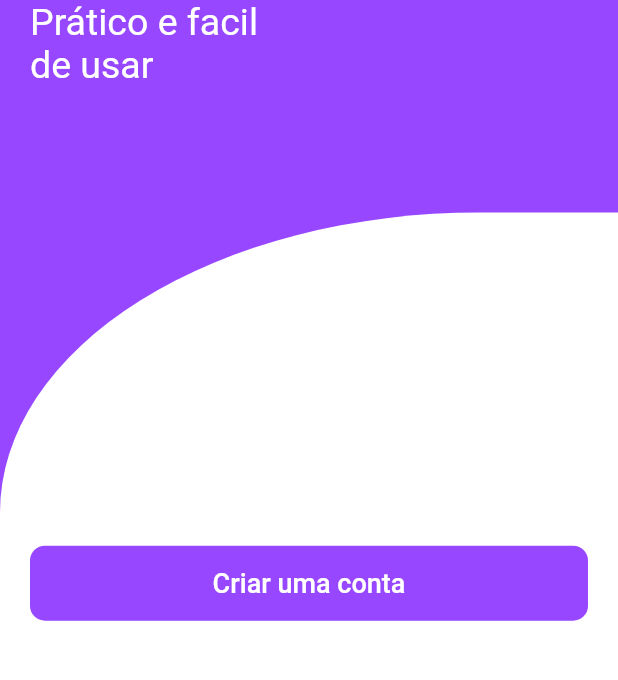
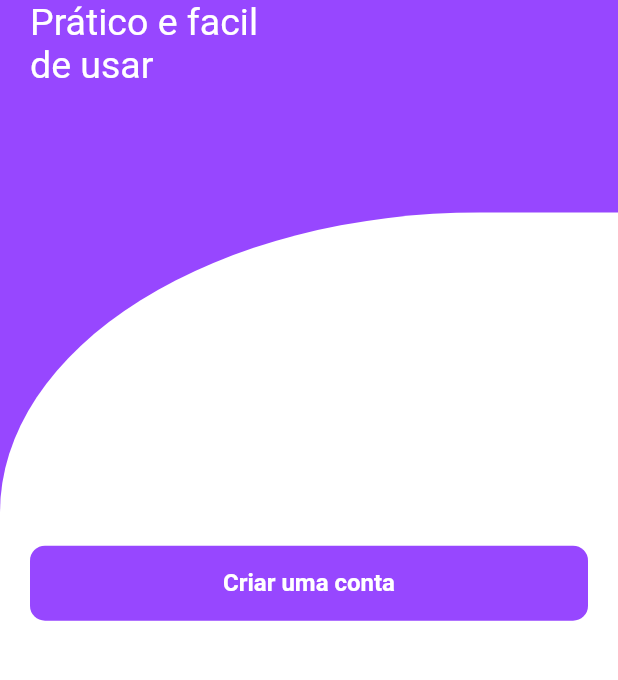
Before and after one commit to Michallves/darmbank, a Flutter app: the screen it shows after launch, on a phone screen of 412 x 824 dp, the part 282-962 px from its top. Run offline on Flutter 3.47's test engine with Material 2 defaults, Android fonts, the light colour scheme and no system bars; our stand-ins replace get.

Commit message:
tema do botão adicionado

```diff
--- a/lib/app/theme/app_theme.dart
+++ b/lib/app/theme/app_theme.dart
@@ -1,4 +1,6 @@
 import 'package:flutter/material.dart';
+
+//Tema padrão
 
 ThemeData appThemeData = ThemeData(
   primaryColor: const Color(0xFF9747FF),
@@ -11,12 +13,22 @@ ThemeData appThemeData = ThemeData(
     titleMedium: TextStyle(
       color: Colors.white,
       fontSize: 25,
-        )),
+    ),
+  ),
   backgroundColor: Colors.white,
   elevatedButtonTheme: ElevatedButtonThemeData(
     style: ButtonStyle(
-            shape: MaterialStatePropertyAll(RoundedRectangleBorder(
-                borderRadius: BorderRadius.circular(10))),
+        shape: MaterialStatePropertyAll(
+          RoundedRectangleBorder(
+            borderRadius: BorderRadius.circular(10),
+          ),
+        ),
         elevation: const MaterialStatePropertyAll(0),
-            backgroundColor:
-                const MaterialStatePropertyAll(Color(0xFF9747FF)))));
+        backgroundColor: const MaterialStatePropertyAll(
+          Color(0xFF9747FF),
+        ),
+        textStyle: const MaterialStatePropertyAll(
+          TextStyle(fontSize: 16, fontWeight: FontWeight.w700),
+        )),
+  ),
+);
--- a/lib/app/views/initial_view.dart
+++ b/lib/app/views/initial_view.dart
@@ -66,7 +66,6 @@ class InitialView extends StatelessWidget {
                               onPressed: () => null,
                               child: const Text(
                                 'Criar uma conta',
-                                style: TextStyle(fontSize: 18),
                               )),
                         )
                       ]),
```
Lines whose indentation alone changed are shown as unchanged.
